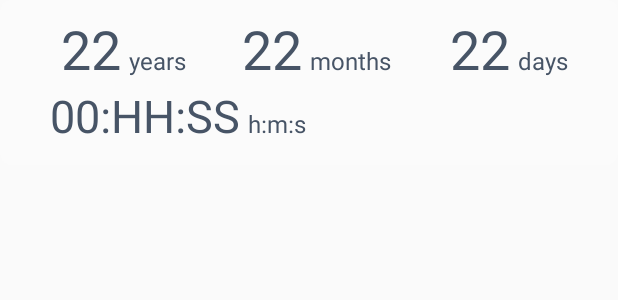
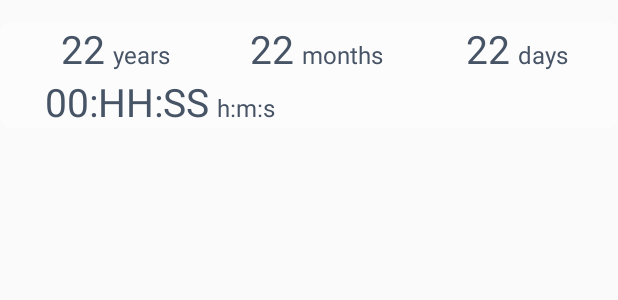
Before and after one commit to keivanshamlu/AgeWidget, an Android app: the layout widget_exact_age.xml on its own in the app's theme, with its tools: preview values and no code run, on a phone screen of 412 x 824 dp. Shown: the top 300 px of the screen. Run offline under Robolectric (Android 15) with nearby library versions, the light colour scheme and no system bars.

Commit message:
everytthing ok

```diff
--- a/app/src/main/java/com/shamlou/agewidget/ui/MainActivity.kt
+++ b/app/src/main/java/com/shamlou/agewidget/ui/MainActivity.kt
@@ -48,7 +48,7 @@ class MainActivity : AppCompatActivity() {
 
     private fun setCalnderStuff() {
 
-        date_picker.updateDate(1998, 5, 9)
+        date_picker.updateDate(1998, 6, 9)
         date_picker.setOnDateChangedListener { datePicker, year, month, dayOfMonth ->
 
             viewModel.setSelectedDateButWeAreNotSure(year, month + 1, dayOfMonth)
--- a/app/src/main/res/layout/layout_user_registered.xml
+++ b/app/src/main/res/layout/layout_user_registered.xml
@@ -303,13 +303,13 @@
                 app:layout_constraintStart_toStartOf="parent"
                 />
             <Button
+                app:layout_constraintEnd_toEndOf="parent"
                 android:layout_marginTop="20dp"
                 app:layout_constraintStart_toStartOf="parent"
-                android:layout_marginStart="20dp"
                 android:onClick="@{() -> viewModel.deleteCache()}"
                 android:id="@+id/button_delete"
                 android:textSize="12dp"
-                android:text="this is not my birthday 😐😐"
+                android:text="this is not my birthday😐"
                 android:backgroundTint="@color/buttons_colors"
                 android:layout_marginEnd="24dp"
                 android:layout_width="wrap_content"
--- a/app/src/main/res/layout/widget_exact_age.xml
+++ b/app/src/main/res/layout/widget_exact_age.xml
@@ -2,18 +2,18 @@
 <RelativeLayout xmlns:android="http://schemas.android.com/apk/res/android"
     android:orientation="horizontal"
     android:layout_width="match_parent"
-    android:layout_height="110dp"
-    android:background="@drawable/background_age_widget"
-    android:padding="8dp">
+    android:layout_height="100dp">
 
     <LinearLayout
+        android:background="@drawable/background_age_widget"
+        android:layout_centerVertical="true"
         android:id="@+id/layout_all_ages"
-        android:layout_marginLeft="10dp"
         android:layout_width="match_parent"
         android:layout_height="wrap_content"
         android:orientation="vertical">
 
         <LinearLayout
+            android:layout_marginLeft="10dp"
             android:gravity="center"
             android:layout_width="match_parent"
             android:layout_height="wrap_content"
@@ -34,7 +34,7 @@
                     android:layout_width="wrap_content"
                     android:layout_height="wrap_content"
                     android:textColor="@color/steel_700"
-                    android:textSize="36dp"/>
+                    android:textSize="26dp"/>
 
                 <TextView
                     android:id="@+id/text_view_years_desc"
@@ -61,7 +61,7 @@
                     android:layout_width="wrap_content"
                     android:layout_height="wrap_content"
                     android:textColor="@color/steel_700"
-                    android:textSize="36dp"/>
+                    android:textSize="26dp"/>
 
                 <TextView
                     android:id="@+id/text_view_months_desc"
@@ -88,7 +88,7 @@
                     android:layout_width="wrap_content"
                     android:layout_height="wrap_content"
                     android:textColor="@color/steel_700"
-                    android:textSize="36dp"/>
+                    android:textSize="26dp"/>
 
                 <TextView
                     android:id="@+id/text_view_days_desc"
@@ -106,7 +106,7 @@
         </LinearLayout>
 
         <LinearLayout
-            android:layout_marginLeft="15dp"
+            android:layout_marginLeft="30dp"
             android:layout_width="match_parent"
             android:layout_height="wrap_content"
             android:orientation="horizontal">
@@ -120,7 +120,7 @@
                 android:layout_centerVertical="true"
                 android:gravity="center"
                 android:textColor="@color/steel_700"
-                android:textSize="30dp"/>
+                android:textSize="26dp"/>
 
             <Chronometer
                 android:layout_toRightOf="@+id/text_view_chronometer_helper"
@@ -132,7 +132,7 @@
                 android:gravity="center"
                 android:textColor="@color/steel_700"
                 android:format="HH:SS"
-                android:textSize="30dp"/>
+                android:textSize="26dp"/>
 
             <TextView
                 android:layout_width="wrap_content"
--- a/app/src/main/res/values/colors.xml
+++ b/app/src/main/res/values/colors.xml
@@ -6,7 +6,7 @@
     <color name="colorRed">#9D0035</color>
     <color name="colorBlue">#2196F3</color>
     <color name="steel">#AEAFB0</color>
-    <color name="white_transparent">#36FFFFFF</color>
+    <color name="white_transparent">#83FFFFFF</color>
     <color name="background_colors">#F4F4F4</color>
     <color name="steel_100">#f5f8fa</color>
     <color name="steel_200">#dee3e7</color>
--- a/app/src/main/res/xml/widget_exact_age_info.xml
+++ b/app/src/main/res/xml/widget_exact_age_info.xml
@@ -1,12 +1,12 @@
 <?xml version="1.0" encoding="utf-8"?>
 <appwidget-provider xmlns:android="http://schemas.android.com/apk/res/android"
-    android:minHeight="120dp"
-    android:minResizeWidth="170dp"
+    android:minHeight="40dp"
+    android:minResizeWidth="350dp"
     android:minWidth="350dp"
     android:updatePeriodMillis="3600000"
     android:initialLayout="@layout/widget_exact_age"
     android:resizeMode="horizontal"
     android:widgetCategory="home_screen|keyguard"
     android:configure="com.shamlou.agewidget.ui.MainActivity"
-    android:previewImage="@drawable/ic_sim_card">
+    android:previewImage="@drawable/ic_old">
 </appwidget-provider>
```
Also changed, not shown: app/src/main/res/drawable/ic_old.xml (added, +87 -0 lines), app/src/main/res/drawable/ic_sim_card.xml (deleted, +0 -34 lines).
